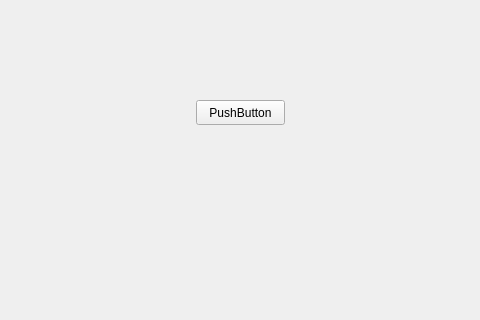
Above: projects/DesktopApp/DesktopApp/mainwindow.ui from advancedcpp/library before the change; both pictures show x 114 to 594 and y 0 to 320 of the 800 by 600 pixel window. Below: the same form after it.
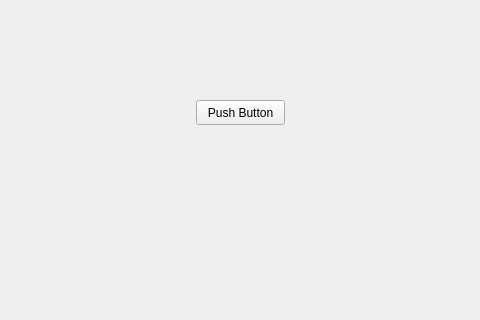
That is the form after the change.

Patch:
```diff
--- a/projects/DesktopApp/DesktopApp/mainwindow.ui
+++ b/projects/DesktopApp/DesktopApp/mainwindow.ui
@@ -24,7 +24,7 @@
      </rect>
     </property>
     <property name="text">
-     <string>PushButton</string>
+     <string>Push Button</string>
     </property>
     <property name="autoDefault">
      <bool>false</bool>
```
